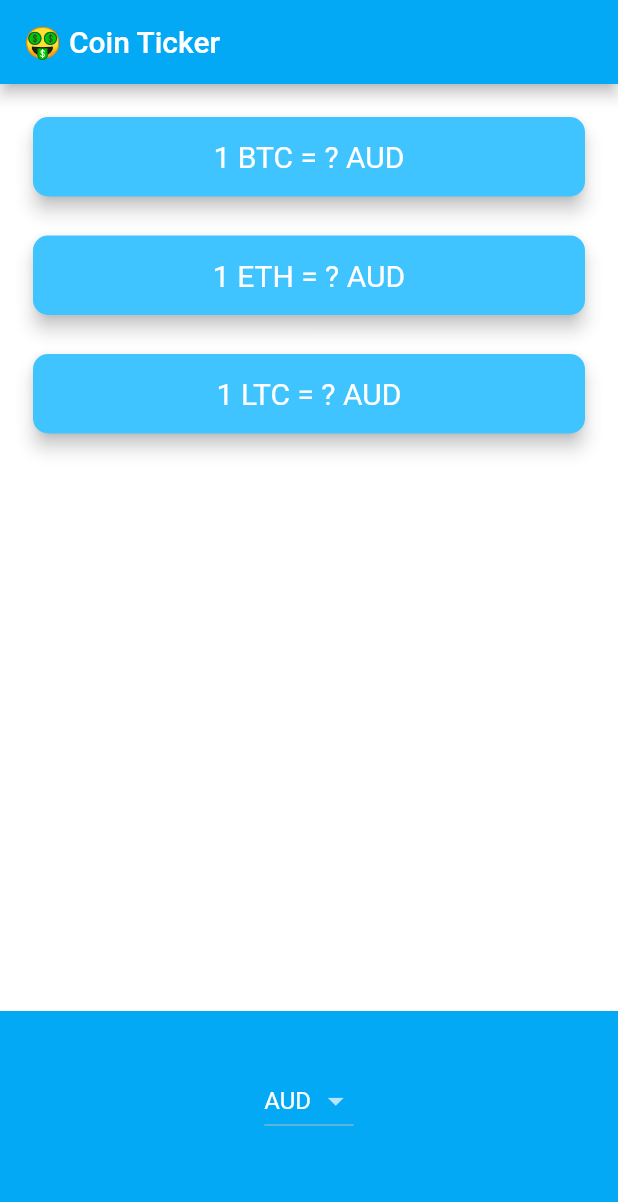
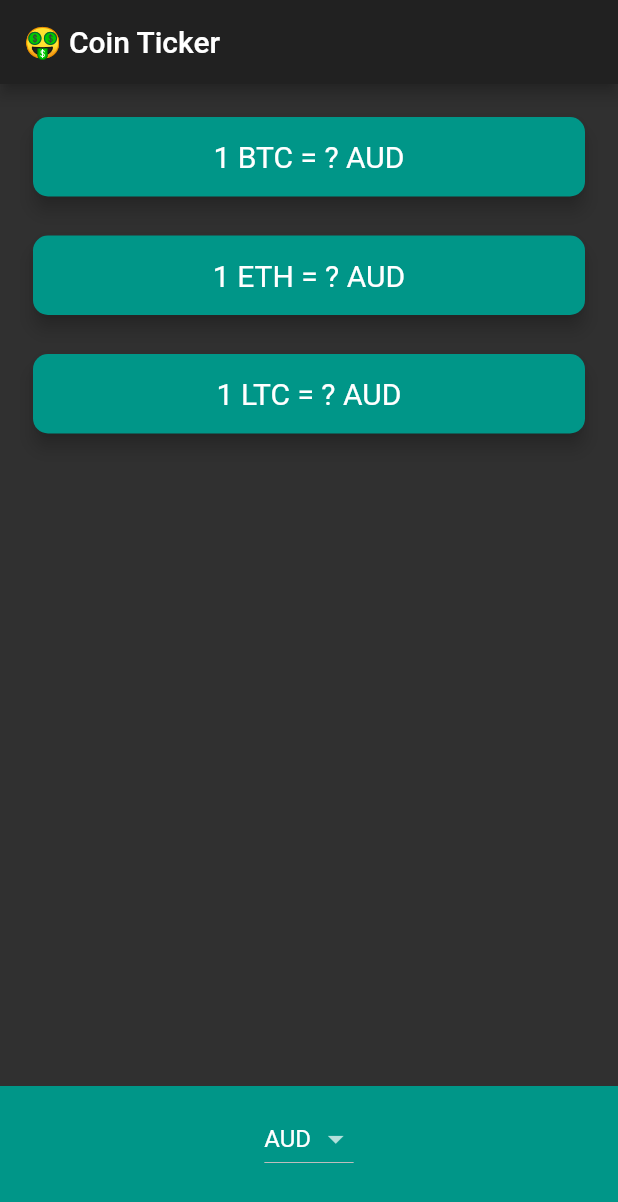
Before and after one commit to abd99/flutter-bitcoin-ticker, a Flutter app: the screen it shows after launch, on a phone screen of 412 x 824 dp. Shown: the top 1202 px of the screen. Run offline on Flutter 3.47's test engine with Material 2 defaults, Android fonts, the phone set to English and light mode, and no system bars; network calls fail.

Commit message:
Tweak Colors

```diff
--- a/lib/main.dart
+++ b/lib/main.dart
@@ -8,8 +8,8 @@ class MyApp extends StatelessWidget {
   Widget build(BuildContext context) {
     return MaterialApp(
       theme: ThemeData.dark().copyWith(
-          primaryColor: Colors.lightBlue,
-          scaffoldBackgroundColor: Colors.white),
+        accentColor: Colors.teal,
+      ),
       home: PriceScreen(),
     );
   }
--- a/lib/price_screen.dart
+++ b/lib/price_screen.dart
@@ -41,7 +41,7 @@ class _PriceScreenState extends State<PriceScreen> {
     }
 
     return CupertinoPicker(
-      backgroundColor: Colors.lightBlue,
+      backgroundColor: Theme.of(context).accentColor,
       itemExtent: 32.0,
       onSelectedItemChanged: (selectedIndex) {
         setState(() {
@@ -102,10 +102,10 @@ class _PriceScreenState extends State<PriceScreen> {
             ],
           ),
           Container(
-            height: 150.0,
+            height: 100.0,
             alignment: Alignment.center,
             padding: EdgeInsets.only(bottom: 30.0),
-            color: Colors.lightBlue,
+            color: Theme.of(context).accentColor,
             child: defaultTargetPlatform == TargetPlatform.iOS
                 ? getIOSPicker()
                 : getAndroidDropdown(),
@@ -133,7 +133,7 @@ class CryptoCard extends StatelessWidget {
     return Padding(
       padding: EdgeInsets.fromLTRB(18.0, 18.0, 18.0, 0),
       child: Card(
-        color: Colors.lightBlueAccent,
+        color: Theme.of(context).accentColor,
         elevation: 5.0,
         shape: RoundedRectangleBorder(
           borderRadius: BorderRadius.circular(10.0),
```
